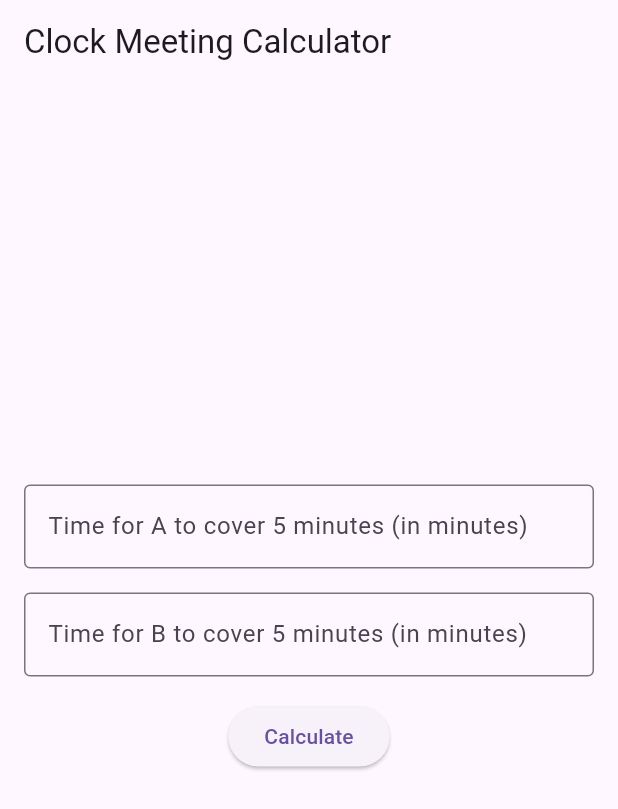
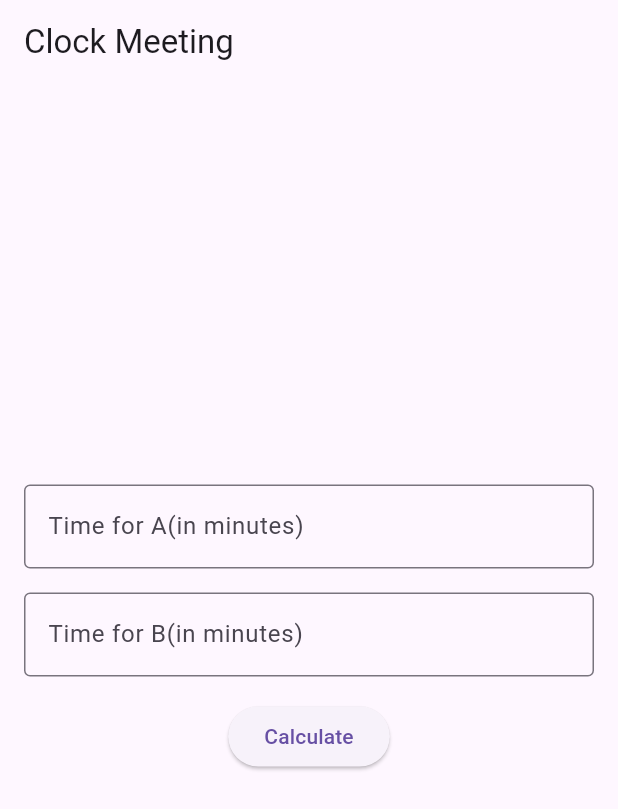
Before and after one commit to pranotiparab8/pranoti_clock, a Flutter app: the screen it shows after launch, on a phone screen of 412 x 824 dp. Shown: the top 809 px of the screen. Run offline on Flutter 3.47's test engine with Material 3 defaults, Android fonts, the phone set to English and light mode, and no system bars; our stand-ins replace get.

Commit message:
Getx update

```diff
--- a/lib/View/Clockapp.dart
+++ b/lib/View/Clockapp.dart
@@ -9,7 +9,7 @@ class ClockMeetingPage extends StatelessWidget {
   Widget build(BuildContext context) {
     return Scaffold(
       appBar: AppBar(
-        title: Text('Clock Meeting Calculator'),
+        title: Text('Clock Meeting'),
       ),
       body: Padding(
         padding: const EdgeInsets.all(16.0),
@@ -19,7 +19,7 @@ class ClockMeetingPage extends StatelessWidget {
             TextField(
               keyboardType: TextInputType.number,
               decoration: InputDecoration(
-                labelText: 'Time for A to cover 5 minutes (in minutes)',
+                labelText: 'Time for A(in minutes)',
                 border: OutlineInputBorder(),
               ),
               onChanged: (value) {
@@ -30,7 +30,7 @@ class ClockMeetingPage extends StatelessWidget {
             TextField(
               keyboardType: TextInputType.number,
               decoration: InputDecoration(
-                labelText: 'Time for B to cover 5 minutes (in minutes)',
+                labelText: 'Time for B(in minutes)',
                 border: OutlineInputBorder(),
               ),
               onChanged: (value) {
```
